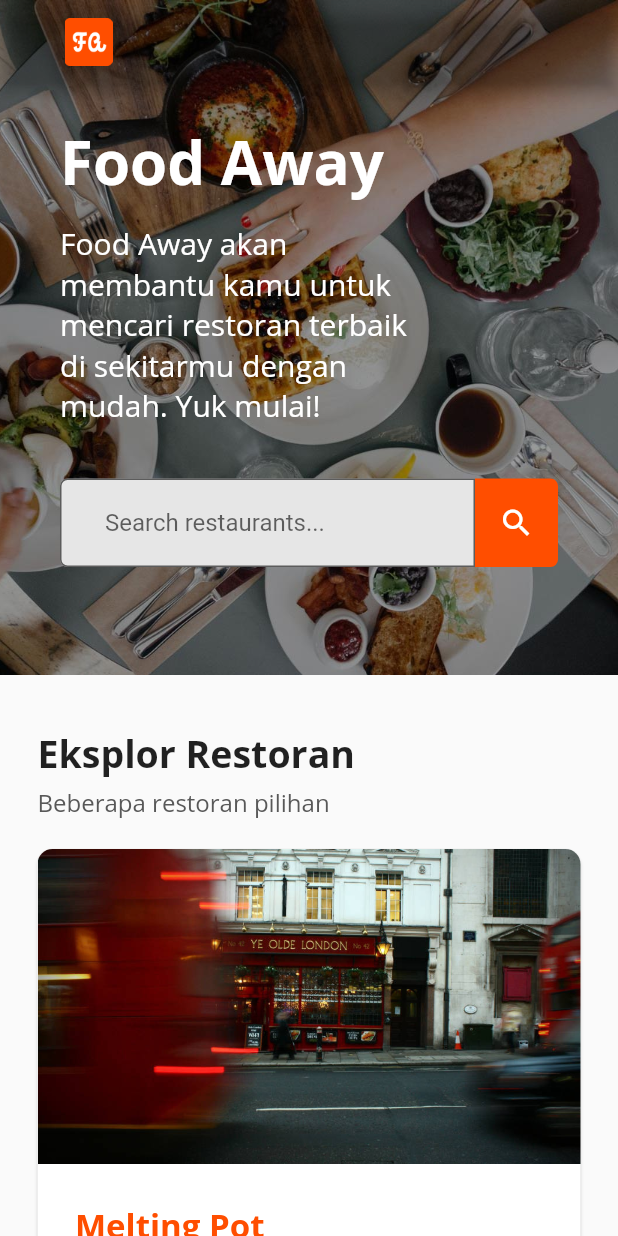
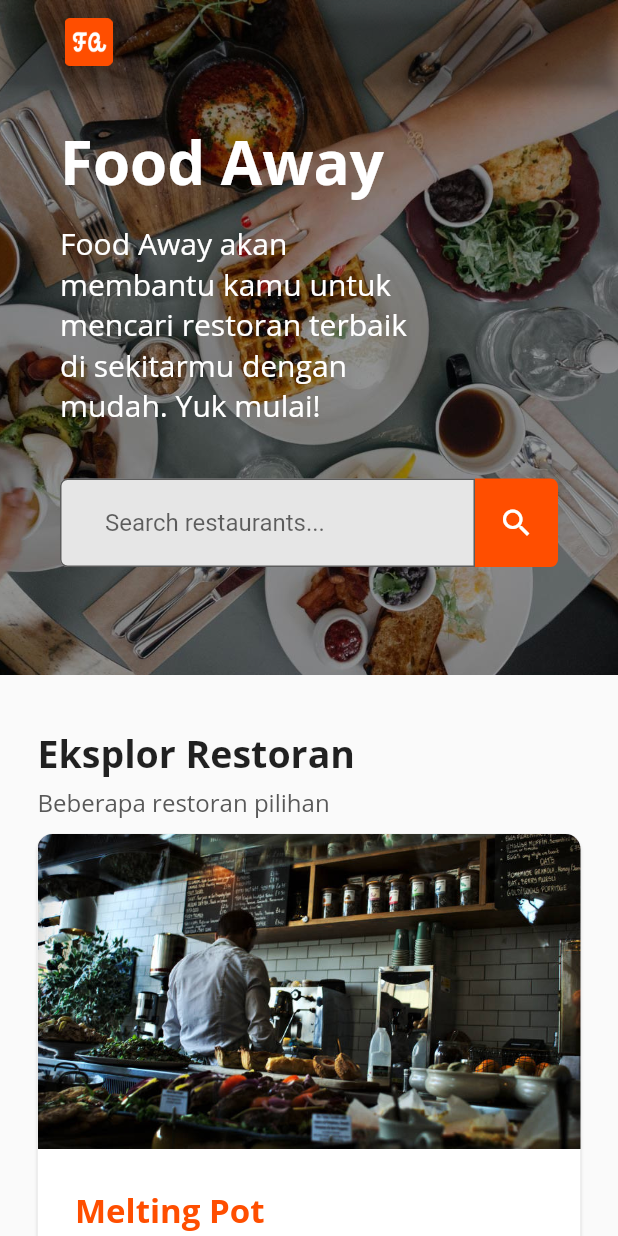
Before and after one commit to saamodra/flutter_food_away, a Flutter app: the screen it shows after launch, on a phone screen of 412 x 824 dp. Run offline on Flutter 3.47's test engine with Material 2 defaults, Android fonts, the phone set to English and light mode, and no system bars.

Commit message:
feat: restaurant list

```diff
--- a/lib/home.dart
+++ b/lib/home.dart
@@ -1,12 +1,16 @@
 import 'package:flutter/cupertino.dart';
 import 'package:flutter/material.dart';
 import 'package:food_away/config/fa_color.dart' as FaColor;
+import 'package:food_away/model/restaurant_item.dart';
+import 'dart:developer' as developer;
 
 class Home extends StatelessWidget {
   final String _search = "";
 
+
   @override
   Widget build(BuildContext context) {
+    developer.log(restaurantList.length.toString(), name: 'my.app.category');
     return Scaffold(
       body: SafeArea(
         child: Stack(
@@ -23,6 +27,7 @@ class Home extends StatelessWidget {
                 backgroundColor: Colors.transparent,
               ),
               body: SingleChildScrollView(
+                physics: ScrollPhysics(),
                 child: Column(
                   crossAxisAlignment: CrossAxisAlignment.start,
                   children: [
@@ -155,10 +160,19 @@ class Home extends StatelessWidget {
                                   color: Color(0xff585858)),
                             ),
                           ),
-                          InkWell(
+                          ListView.builder(
+                            padding: EdgeInsets.zero,
+                            scrollDirection: Axis.vertical,
+                            physics: NeverScrollableScrollPhysics(),
+                            shrinkWrap: true,
+                            itemCount: restaurantList.length,
+                            itemBuilder: (context, index) {
+                              final RestaurantItem restaurantItem = restaurantList[index];
+
+                              return InkWell(
                                 onTap: () {},
                                 child: Card(
-                              margin: const EdgeInsets.symmetric(vertical: 20),
+                                    margin: const EdgeInsets.symmetric(vertical: 10),
                                     shape: RoundedRectangleBorder(
                                         borderRadius: BorderRadius.circular(10)
                                     ),
@@ -171,7 +185,7 @@ class Home extends StatelessWidget {
                                             child: ClipRRect(
                                               borderRadius: BorderRadius.vertical(top: Radius.circular(10)),
                                               child: Image.asset(
-                                          "images/ampiran_kota.jpg",
+                                                "images/" + restaurantItem.pictureUrl,
                                                 fit: BoxFit.cover,
                                               ),
                                             ),
@@ -185,7 +199,7 @@ class Home extends StatelessWidget {
                                                   RichText(
                                                     overflow: TextOverflow.ellipsis,
                                                     text: TextSpan(
-                                                text: "Melting Pot",
+                                                      text: restaurantItem.name,
                                                       style: TextStyle(
                                                           color: FaColor.orangePrimary,
                                                           fontSize: 22.0,
@@ -204,7 +218,7 @@ class Home extends StatelessWidget {
                                                             Container(
                                                                 margin: const EdgeInsets.only(right: 8),
                                                                 child: Icon(Icons.location_city)),
-                                                      Text("Medan", style: TextStyle(
+                                                            Text(restaurantItem.city, style: TextStyle(
                                                                 fontSize: 18,
                                                                 color: FaColor.secondary
                                                             ),),
@@ -216,7 +230,7 @@ class Home extends StatelessWidget {
                                                                 margin: const EdgeInsets.only(right: 8),
                                                                 child: Icon(Icons.star, color: FaColor.orangePrimary,)
                                                             ),
-                                                      Text("4.2", style: TextStyle(
+                                                            Text(restaurantItem.rating.toString(), style: TextStyle(
                                                                 fontSize: 18,
                                                                 color: FaColor.secondary
                                                             ),),
@@ -231,7 +245,7 @@ class Home extends StatelessWidget {
                                                       maxLines: 2,
                                                       overflow: TextOverflow.ellipsis,
                                                       text: TextSpan(
-                                                  text: "Lorem ipsum dolor sit amet, consectetur adipiscing elit. Nunc mattis nisl at urna vehicula, ac malesuada diam sagittis. Curabitur laoreet dignissim lacus ",
+                                                        text: restaurantItem.description,
                                                         style: TextStyle(
                                                             height: 1.5,
                                                             fontSize: 18,
@@ -248,6 +262,8 @@ class Home extends StatelessWidget {
                                       ),
                                     )
                                 ),
+                              );
+                            },
                           )
                         ],
                       )
--- a/lib/model/restaurant_item.dart
+++ b/lib/model/restaurant_item.dart
@@ -97,7 +97,7 @@ var restaurantList = [
       name: "Bring Your Phone Cafe",
       description:
           "Quisque rutrum. Aenean imperdiet. Etiam ultricies nisi vel augue. Curabitur ullamcorper ultricies nisi. Nam eget dui. Etiam rhoncus. Maecenas tempus, tellus eget condimentum rhoncus, sem quam semper libero, sit amet adipiscing sem neque sed ipsum. Nam quam nunc, blandit vel, luctus pulvinar, hendrerit id, lorem. Maecenas nec odio et ante tincidunt tempus. Donec vitae sapien ut libero venenatis faucibus. Nullam quis ante. Etiam sit amet orci eget eros faucibus tincidunt. Duis leo. Sed fringilla mauris sit amet nibh. Donec sodales sagittis magna. Sed consequat, leo eget bibendum sodales, augue velit cursus nunc,",
-      pictureUrl: "03",
+      pictureUrl: "bring_your_phone_cafe.jpg",
       city: "Surabaya",
       address: "Jln. Belimbing Timur no 27",
       rating: 4.2,
@@ -130,7 +130,7 @@ var restaurantList = [
       name: "Kafein",
       description:
           "Quisque rutrum. Aenean imperdiet. Etiam ultricies nisi vel augue. Curabitur ullamcorper ultricies nisi. Nam eget dui. Etiam rhoncus. Maecenas tempus, tellus eget condimentum rhoncus, sem quam semper libero, sit amet adipiscing sem neque sed ipsum. Nam quam nunc, blandit vel, luctus pulvinar, hendrerit id, lorem. Maecenas nec odio et ante tincidunt tempus. Donec vitae sapien ut libero venenatis faucibus. Nullam quis ante. Etiam sit amet orci eget eros faucibus tincidunt. Duis leo. Sed fringilla mauris sit amet nibh. Donec sodales sagittis magna. Sed consequat, leo eget bibendum sodales, augue velit cursus nunc,",
-      pictureUrl: "15",
+      pictureUrl: "kafein.jpg",
       city: "Aceh",
       address: "Jln. Belimbing Timur no 27",
       rating: 4.6,
@@ -184,7 +184,7 @@ var restaurantList = [
       name: "Istana Emas",
       description:
           "Quisque rutrum. Aenean imperdiet. Etiam ultricies nisi vel augue. Curabitur ullamcorper ultricies nisi. Nam eget dui. Etiam rhoncus. Maecenas tempus, tellus eget condimentum rhoncus, sem quam semper libero, sit amet adipiscing sem neque sed ipsum. Nam quam nunc, blandit vel, luctus pulvinar, hendrerit id, lorem. Maecenas nec odio et ante tincidunt tempus. Donec vitae sapien ut libero venenatis faucibus. Nullam quis ante. Etiam sit amet orci eget eros faucibus tincidunt. Duis leo. Sed fringilla mauris sit amet nibh. Donec sodales sagittis magna. Sed consequat, leo eget bibendum sodales, augue velit cursus nunc,",
-      pictureUrl: "05",
+      pictureUrl: "istana_emas.jpg",
       city: "Balikpapan",
       address: "Jln. Belimbing Timur no 27",
       rating: 4.5,
@@ -227,7 +227,7 @@ var restaurantList = [
       name: "Makan mudah",
       description:
           "But I must explain to you how all this mistaken idea of denouncing pleasure and praising pain was born and I will give you a complete account of the system, and expound the actual teachings of the great explorer of the truth, the master-builder of human happiness. No one rejects, dislikes, or avoids pleasure itself, because it is pleasure, but because those who do not know how to pursue pleasure rationally encounter consequences that are extremely painful. Nor again is there anyone who loves or pursues or desires to obtain pain of itself, because it is pain, but because occasionally circumstances occur in which toil and pain can procure him some great pleasure.",
-      pictureUrl: "22",
+      pictureUrl: "makan_mudah.jpg",
       city: "Medan",
       address: "Jln. Pustakawan no 9",
       rating: 3.7,
@@ -262,7 +262,7 @@ var restaurantList = [
       name: "Drinky Squash",
       description:
           "Lorem ipsum dolor sit amet, consectetuer adipiscing elit. Aenean commodo ligula eget dolor. Aenean massa. Cum sociis natoque penatibus et magnis dis parturient montes, nascetur ridiculus mus. Donec quam felis, ultricies nec, pellentesque eu, pretium quis, sem. Nulla consequat massa quis enim. Donec pede justo, fringilla vel, aliquet nec, vulputate eget, arcu. In enim justo, rhoncus ut, imperdiet a, venenatis vitae, justo. Nullam dictum felis eu pede mollis pretium. Integer tincidunt. Cras dapibus. Vivamus elementum semper nisi. Aenean vulputate eleifend tellus. Aenean leo ligula, porttitor eu, consequat vitae, eleifend ac, enim. Aliquam lorem ante, dapibus in, viverra quis, feugiat a, tellus. Phasellus viverra nulla ut metus varius laoreet.",
-      pictureUrl: "18",
+      pictureUrl: "drinky_squash.jpg",
       city: "Surabaya",
       address: "Jln. Pustakawan no 9",
       rating: 3.9,
@@ -302,7 +302,7 @@ var restaurantList = [
       name: "Ampiran Kota",
       description:
           "Quisque rutrum. Aenean imperdiet. Etiam ultricies nisi vel augue. Curabitur ullamcorper ultricies nisi. Nam eget dui. Etiam rhoncus. Maecenas tempus, tellus eget condimentum rhoncus, sem quam semper libero, sit amet adipiscing sem neque sed ipsum. Nam quam nunc, blandit vel, luctus pulvinar, hendrerit id, lorem. Maecenas nec odio et ante tincidunt tempus. Donec vitae sapien ut libero venenatis faucibus. Nullam quis ante. Etiam sit amet orci eget eros faucibus tincidunt. Duis leo. Sed fringilla mauris sit amet nibh. Donec sodales sagittis magna. Sed consequat, leo eget bibendum sodales, augue velit cursus nunc,",
-      pictureUrl: "35",
+      pictureUrl: "ampiran_kota.jpg",
       city: "Balikpapan",
       address: "Jln. Pustakawan no 9",
       rating: 4.1,
@@ -345,7 +345,7 @@ var restaurantList = [
       name: "Gigitan Cepat",
       description:
           "Quisque rutrum. Aenean imperdiet. Etiam ultricies nisi vel augue. Curabitur ullamcorper ultricies nisi. Nam eget dui. Etiam rhoncus. Maecenas tempus, tellus eget condimentum rhoncus, sem quam semper libero, sit amet adipiscing sem neque sed ipsum. Nam quam nunc, blandit vel, luctus pulvinar, hendrerit id, lorem. Maecenas nec odio et ante tincidunt tempus. Donec vitae sapien ut libero venenatis faucibus. Nullam quis ante. Etiam sit amet orci eget eros faucibus tincidunt. Duis leo. Sed fringilla mauris sit amet nibh. Donec sodales sagittis magna. Sed consequat, leo eget bibendum sodales, augue velit cursus nunc,",
-      pictureUrl: "38",
+      pictureUrl: "gigitan_cepat.jpg",
       city: "Bali",
       address: "Jln. Pustakawan no 9",
       rating: 4,
@@ -357,7 +357,7 @@ var restaurantList = [
       name: "Tempat Siang Hari",
       description:
           "But I must explain to you how all this mistaken idea of denouncing pleasure and praising pain was born and I will give you a complete account of the system, and expound the actual teachings of the great explorer of the truth, the master-builder of human happiness. No one rejects, dislikes, or avoids pleasure itself, because it is pleasure, but because those who do not know how to pursue pleasure rationally encounter consequences that are extremely painful. Nor again is there anyone who loves or pursues or desires to obtain pain of itself, because it is pain, but because occasionally circumstances occur in which toil and pain can procure him some great pleasure.",
-      pictureUrl: "10",
+      pictureUrl: "tempat_siang_hari.jpg",
       city: "Surabaya",
       address: "Jln. Pustakawan no 9",
       rating: 4.4,
@@ -390,7 +390,7 @@ var restaurantList = [
       name: "Fairy Cafe",
       description:
           "Quisque rutrum. Aenean imperdiet. Etiam ultricies nisi vel augue. Curabitur ullamcorper ultricies nisi. Nam eget dui. Etiam rhoncus. Maecenas tempus, tellus eget condimentum rhoncus, sem quam semper libero, sit amet adipiscing sem neque sed ipsum. Nam quam nunc, blandit vel, luctus pulvinar, hendrerit id, lorem. Maecenas nec odio et ante tincidunt tempus. Donec vitae sapien ut libero venenatis faucibus. Nullam quis ante. Etiam sit amet orci eget eros faucibus tincidunt. Duis leo. Sed fringilla mauris sit amet nibh. Donec sodales sagittis magna. Sed consequat, leo eget bibendum sodales, augue velit cursus nunc,",
-      pictureUrl: "24",
+      pictureUrl: "fairy_cafe.jpg",
       city: "Surabaya",
       address: "Jln. Pustakawan no 9",
       rating: 5,
@@ -413,7 +413,7 @@ var restaurantList = [
       name: "Rumah Senja",
       description:
           "Quisque rutrum. Aenean imperdiet. Etiam ultricies nisi vel augue. Curabitur ullamcorper ultricies nisi. Nam eget dui. Etiam rhoncus. Maecenas tempus, tellus eget condimentum rhoncus, sem quam semper libero, sit amet adipiscing sem neque sed ipsum. Nam quam nunc, blandit vel, luctus pulvinar, hendrerit id, lorem. Maecenas nec odio et ante tincidunt tempus. Donec vitae sapien ut libero venenatis faucibus. Nullam quis ante. Etiam sit amet orci eget eros faucibus tincidunt. Duis leo. Sed fringilla mauris sit amet nibh. Donec sodales sagittis magna. Sed consequat, leo eget bibendum sodales, augue velit cursus nunc,",
-      pictureUrl: "23",
+      pictureUrl: "rumah_senja.jpg",
       city: "Bandung",
       address: "Jln. Pustakawan no 9",
       rating: 3.9,
@@ -425,7 +425,7 @@ var restaurantList = [
       name: "Saya Suka",
       description:
           "Lorem ipsum dolor sit amet, consectetuer adipiscing elit. Aenean commodo ligula eget dolor. Aenean massa. Cum sociis natoque penatibus et magnis dis parturient montes, nascetur ridiculus mus. Donec quam felis, ultricies nec, pellentesque eu, pretium quis, sem. Nulla consequat massa quis enim. Donec pede justo, fringilla vel, aliquet nec, vulputate eget, arcu. In enim justo, rhoncus ut, imperdiet a, venenatis vitae, justo. Nullam dictum felis eu pede mollis pretium. Integer tincidunt. Cras dapibus. Vivamus elementum semper nisi. Aenean vulputate eleifend tellus. Aenean leo ligula, porttitor eu, consequat vitae, eleifend ac, enim. Aliquam lorem ante, dapibus in, viverra quis, feugiat a, tellus. Phasellus viverra nulla ut metus varius laoreet.",
-      pictureUrl: "34",
+      pictureUrl: "saya_suka.jpg",
       city: "Bandung",
       address: "Jln. Pustakawan no 9",
       rating: 4.3,
@@ -460,7 +460,7 @@ var restaurantList = [
       name: "Hub Grubber",
       description:
           "Lorem ipsum dolor sit amet, consectetuer adipiscing elit. Aenean commodo ligula eget dolor. Aenean massa. Cum sociis natoque penatibus et magnis dis parturient montes, nascetur ridiculus mus. Donec quam felis, ultricies nec, pellentesque eu, pretium quis, sem. Nulla consequat massa quis enim. Donec pede justo, fringilla vel, aliquet nec, vulputate eget, arcu. In enim justo, rhoncus ut, imperdiet a, venenatis vitae, justo. Nullam dictum felis eu pede mollis pretium. Integer tincidunt. Cras dapibus. Vivamus elementum semper nisi. Aenean vulputate eleifend tellus. Aenean leo ligula, porttitor eu, consequat vitae, eleifend ac, enim. Aliquam lorem ante, dapibus in, viverra quis, feugiat a, tellus. Phasellus viverra nulla ut metus varius laoreet.",
-      pictureUrl: "32",
+      pictureUrl: "hub_grubber.jpg",
       city: "Balikpapan",
       address: "Jln. Pustakawan no 9",
       rating: 3.8,
@@ -500,7 +500,7 @@ var restaurantList = [
       name: "Kafe Cemara",
       description:
           "Lorem ipsum dolor sit amet, consectetuer adipiscing elit. Aenean commodo ligula eget dolor. Aenean massa. Cum sociis natoque penatibus et magnis dis parturient montes, nascetur ridiculus mus. Donec quam felis, ultricies nec, pellentesque eu, pretium quis, sem. Nulla consequat massa quis enim. Donec pede justo, fringilla vel, aliquet nec, vulputate eget, arcu. In enim justo, rhoncus ut, imperdiet a, venenatis vitae, justo. Nullam dictum felis eu pede mollis pretium. Integer tincidunt. Cras dapibus. Vivamus elementum semper nisi. Aenean vulputate eleifend tellus. Aenean leo ligula, porttitor eu, consequat vitae, eleifend ac, enim. Aliquam lorem ante, dapibus in, viverra quis, feugiat a, tellus. Phasellus viverra nulla ut metus varius laoreet.",
-      pictureUrl: "27",
+      pictureUrl: "kafe_cemara.jpg",
       city: "Ternate",
       address: "Jln. Pustakawan no 9",
       rating: 3.6,
@@ -554,7 +554,7 @@ var restaurantList = [
       name: "Manis Asam Kafe",
       description:
           "Lorem ipsum dolor sit amet, consectetuer adipiscing elit. Aenean commodo ligula eget dolor. Aenean massa. Cum sociis natoque penatibus et magnis dis parturient montes, nascetur ridiculus mus. Donec quam felis, ultricies nec, pellentesque eu, pretium quis, sem. Nulla consequat massa quis enim. Donec pede justo, fringilla vel, aliquet nec, vulputate eget, arcu. In enim justo, rhoncus ut, imperdiet a, venenatis vitae, justo. Nullam dictum felis eu pede mollis pretium. Integer tincidunt. Cras dapibus. Vivamus elementum semper nisi. Aenean vulputate eleifend tellus. Aenean leo ligula, porttitor eu, consequat vitae, eleifend ac, enim. Aliquam lorem ante, dapibus in, viverra quis, feugiat a, tellus. Phasellus viverra nulla ut metus varius laoreet.",
-      pictureUrl: "21",
+      pictureUrl: "manis_asam_kafe.jpg",
       city: "Malang",
       address: "Jln. Pustakawan no 9",
       rating: 4.6,
@@ -597,7 +597,7 @@ var restaurantList = [
       name: "Run The Gun",
       description:
           "But I must explain to you how all this mistaken idea of denouncing pleasure and praising pain was born and I will give you a complete account of the system, and expound the actual teachings of the great explorer of the truth, the master-builder of human happiness. No one rejects, dislikes, or avoids pleasure itself, because it is pleasure, but because those who do not know how to pursue pleasure rationally encounter consequences that are extremely painful. Nor again is there anyone who loves or pursues or desires to obtain pain of itself, because it is pain, but because occasionally circumstances occur in which toil and pain can procure him some great pleasure.",
-      pictureUrl: "30",
+      pictureUrl: "run_the_gun.jpg",
       city: "Aceh",
       address: "Jln. Pustakawan no 9",
       rating: 3.7,
@@ -637,7 +637,7 @@ var restaurantList = [
       name: "Bobby",
       description:
           "Lorem ipsum dolor sit amet, consectetuer adipiscing elit. Aenean commodo ligula eget dolor. Aenean massa. Cum sociis natoque penatibus et magnis dis parturient montes, nascetur ridiculus mus. Donec quam felis, ultricies nec, pellentesque eu, pretium quis, sem. Nulla consequat massa quis enim. Donec pede justo, fringilla vel, aliquet nec, vulputate eget, arcu. In enim justo, rhoncus ut, imperdiet a, venenatis vitae, justo. Nullam dictum felis eu pede mollis pretium. Integer tincidunt. Cras dapibus. Vivamus elementum semper nisi. Aenean vulputate eleifend tellus. Aenean leo ligula, porttitor eu, consequat vitae, eleifend ac, enim. Aliquam lorem ante, dapibus in, viverra quis, feugiat a, tellus. Phasellus viverra nulla ut metus varius laoreet.",
-      pictureUrl: "19",
+      pictureUrl: "bobby.jpg",
       city: "Ternate",
       address: "Jln. Pustakawan no 9",
       rating: 4.7,
@@ -670,7 +670,7 @@ var restaurantList = [
       name: "Pangsit Express",
       description:
           "Quisque rutrum. Aenean imperdiet. Etiam ultricies nisi vel augue. Curabitur ullamcorper ultricies nisi. Nam eget dui. Etiam rhoncus. Maecenas tempus, tellus eget condimentum rhoncus, sem quam semper libero, sit amet adipiscing sem neque sed ipsum. Nam quam nunc, blandit vel, luctus pulvinar, hendrerit id, lorem. Maecenas nec odio et ante tincidunt tempus. Donec vitae sapien ut libero venenatis faucibus. Nullam quis ante. Etiam sit amet orci eget eros faucibus tincidunt. Duis leo. Sed fringilla mauris sit amet nibh. Donec sodales sagittis magna. Sed consequat, leo eget bibendum sodales, augue velit cursus nunc,",
-      pictureUrl: "43",
+      pictureUrl: "pangsit_express.jpg",
       city: "Surabaya",
       address: "Jln. Pustakawan no 9",
       rating: 4.8,
@@ -713,7 +713,7 @@ var restaurantList = [
       name: "Gigitan Makro",
       description:
           "Lorem ipsum dolor sit amet, consectetuer adipiscing elit. Aenean commodo ligula eget dolor. Aenean massa. Cum sociis natoque penatibus et magnis dis parturient montes, nascetur ridiculus mus. Donec quam felis, ultricies nec, pellentesque eu, pretium quis, sem. Nulla consequat massa quis enim. Donec pede justo, fringilla vel, aliquet nec, vulputate eget, arcu. In enim justo, rhoncus ut, imperdiet a, venenatis vitae, justo. Nullam dictum felis eu pede mollis pretium. Integer tincidunt. Cras dapibus. Vivamus elementum semper nisi. Aenean vulputate eleifend tellus. Aenean leo ligula, porttitor eu, consequat vitae, eleifend ac, enim. Aliquam lorem ante, dapibus in, viverra quis, feugiat a, tellus. Phasellus viverra nulla ut metus varius laoreet.",
-      pictureUrl: "04",
+      pictureUrl: "gigitan_makro.jpg",
       city: "Surabaya",
       address: "Jln. Pustakawan no 9",
       rating: 4.9,
```
Lines whose indentation alone changed are shown as unchanged.
